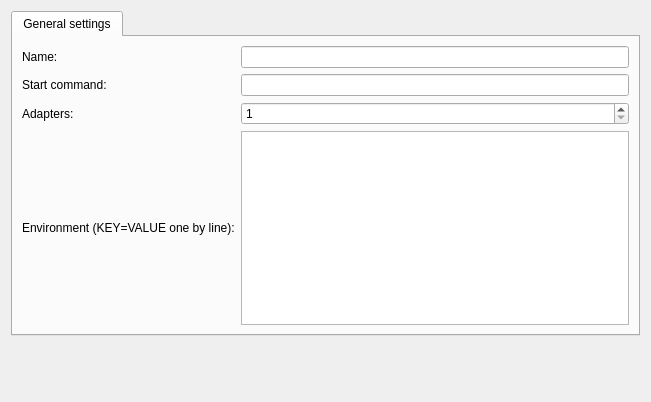
Qt form gns3/modules/docker/ui/docker_vm_configuration_page.ui (GNS3/gns3-gui) before a commit.
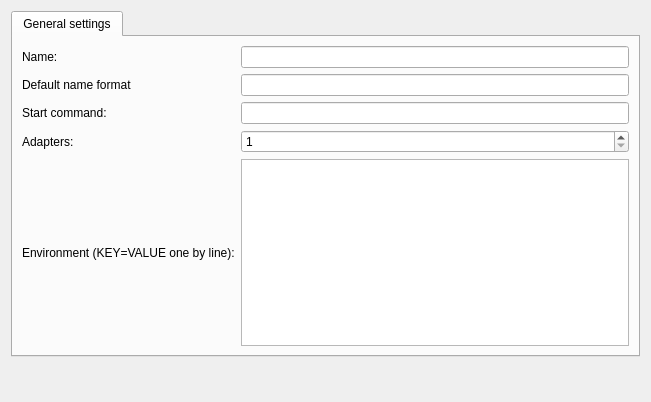
The same form after that commit.

Commit message: User configurable default name format for Docker. Fixes #748.

Diff of the .ui file:
```diff
--- a/gns3/modules/docker/ui/docker_vm_configuration_page.ui
+++ b/gns3/modules/docker/ui/docker_vm_configuration_page.ui
@@ -24,7 +24,7 @@
        <string>General settings</string>
       </attribute>
       <layout class="QGridLayout" name="gridLayout">
-       <item row="1" column="1">
+       <item row="2" column="1">
         <widget class="QLineEdit" name="uiCMDLineEdit"/>
        </item>
        <item row="0" column="0">
@@ -37,28 +37,28 @@
        <item row="0" column="1">
         <widget class="QLineEdit" name="uiNameLineEdit"/>
        </item>
-       <item row="1" column="0">
+       <item row="2" column="0">
         <widget class="QLabel" name="uiCMDLabel">
          <property name="text">
           <string>Start command:</string>
          </property>
         </widget>
        </item>
-       <item row="2" column="1">
+       <item row="3" column="1">
         <widget class="QSpinBox" name="uiAdapterSpinBox">
          <property name="minimum">
           <number>1</number>
          </property>
         </widget>
        </item>
-       <item row="2" column="0">
+       <item row="3" column="0">
         <widget class="QLabel" name="uiAdapterLabel">
          <property name="text">
           <string>Adapters:</string>
          </property>
         </widget>
        </item>
-       <item row="3" column="0">
+       <item row="4" column="0">
         <widget class="QLabel" name="uiEnvironmentLabel">
          <property name="text">
           <string>Environment (KEY=VALUE one by line):</string>
@@ -71,9 +71,19 @@
          </property>
         </widget>
        </item>
-       <item row="3" column="1">
+       <item row="4" column="1">
         <widget class="QTextEdit" name="uiEnvironmentTextEdit"/>
        </item>
+       <item row="1" column="0">
+        <widget class="QLabel" name="uiDefaultNameFormatLabel">
+         <property name="text">
+          <string>Default name format</string>
+         </property>
+        </widget>
+       </item>
+       <item row="1" column="1">
+        <widget class="QLineEdit" name="uiDefaultNameFormatLineEdit"/>
+       </item>
       </layout>
      </widget>
     </widget>
```
The commit also changes 6 other files.
